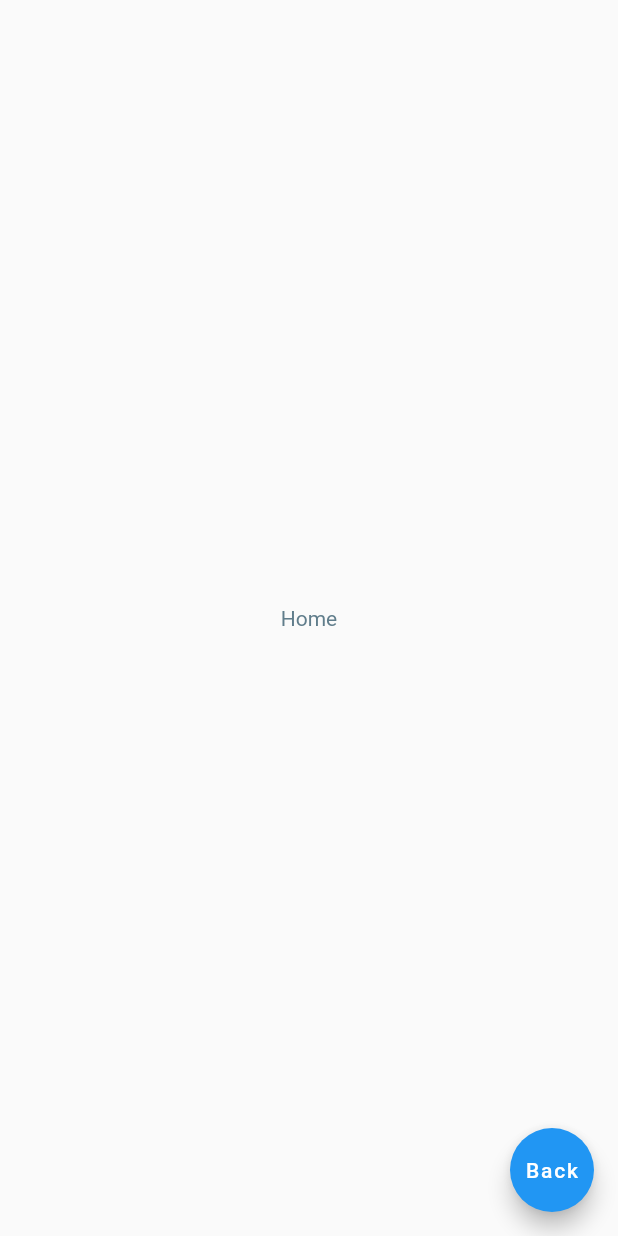
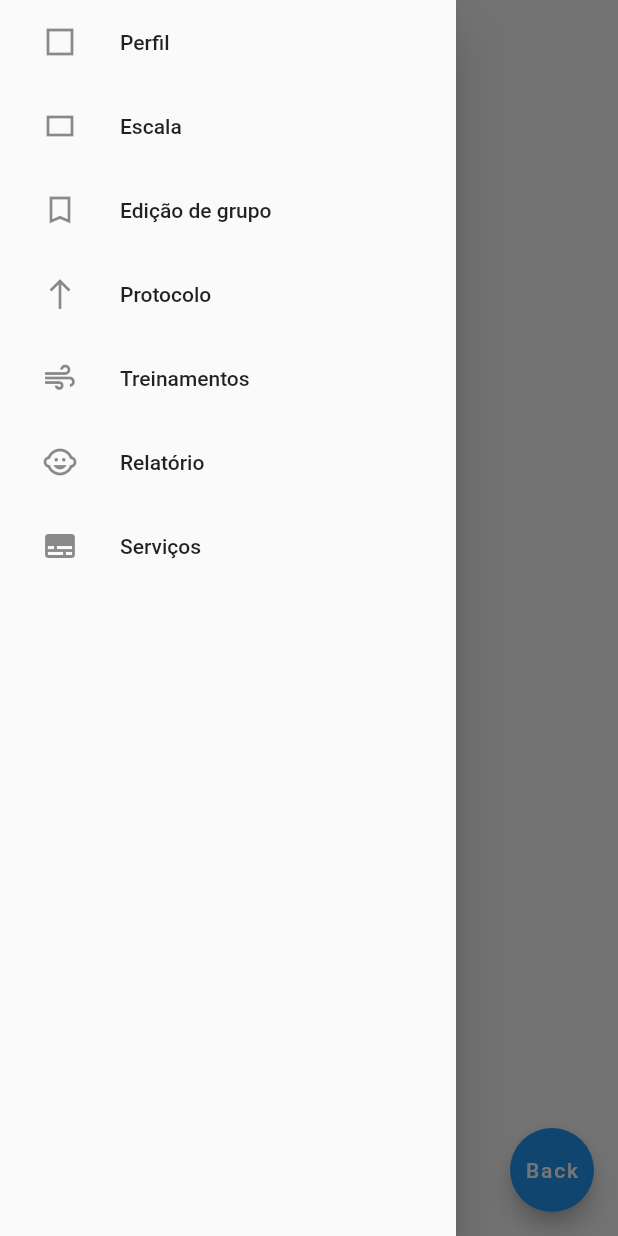
Before and after one commit to MrHenri/ccms, a Flutter app: the HomePage screen opened by its route, with the side drawer open (before the commit the screen has no drawer), on a phone screen of 412 x 824 dp. Run offline on Flutter 3.47's test engine with Material 2 defaults, Android fonts, the phone set to English and light mode, and no system bars; our stand-ins replace cloud_firestore, date_format, firebase_auth, flutter_spinkit; accounts and stored records are empty.

Commit message:
Update home_page.dart

```diff
--- a/lib/frontend/pages/home_page.dart
+++ b/lib/frontend/pages/home_page.dart
@@ -9,12 +9,119 @@ class HomePage extends StatefulWidget {
   _HomePageState createState() => _HomePageState();
 }
 
+final GlobalKey<ScaffoldState> _scaffoldKey = GlobalKey<ScaffoldState>();
+
 class _HomePageState extends State<HomePage> {
   @override
   Widget build(BuildContext context) {
     return Scaffold(
-      body: Center(
-        child: Text("Home", style: TextStyle(color: Colors.blueGrey),),
+      key: _scaffoldKey,
+      drawer: Drawer(
+        child: ListView(
+          children: <Widget>[
+            ListTile(
+              title: Text("Perfil"),
+              leading: Builder(
+                builder: (BuildContext context){
+                  return IconButton(
+                    icon: Icon(IconData(59475, fontFamily: 'MaterialIcons'),),
+                    onPressed: () {_scaffoldKey.currentState.openDrawer();},
+                  );
+                },
+              ),
+
+            ),
+            ListTile(
+              title: Text("Escala"),
+              leading: Builder(
+                builder: (BuildContext context){
+                  return IconButton(
+                    icon: Icon(IconData(59555, fontFamily: 'MaterialIcons'),),
+                    onPressed: () {_scaffoldKey.currentState.openDrawer();},
+                  );
+                },
+              ),
+
+            ),
+            ListTile(
+              title: Text("Edição de grupo"),
+              leading: Builder(
+                builder: (BuildContext context){
+                  return IconButton(
+                    icon: Icon(IconData(59376, fontFamily: 'MaterialIcons'),),
+                    onPressed: () {_scaffoldKey.currentState.openDrawer();},
+                  );
+                },
+              ),
+
+            ),
+            ListTile(
+              title: Text("Protocolo"),
+              leading: Builder(
+                builder: (BuildContext context){
+                  return IconButton(
+                    icon: Icon(IconData(60219, fontFamily: 'MaterialIcons'),),
+                    onPressed: () {_scaffoldKey.currentState.openDrawer();},
+                  );
+                },
+              ),
+
+            ),
+            ListTile(
+              title: Text("Treinamentos"),
+              leading: Builder(
+                builder: (BuildContext context){
+                  return IconButton(
+                    icon: Icon(IconData(57444, fontFamily: 'MaterialIcons'),),
+                    onPressed: () {_scaffoldKey.currentState.openDrawer();},
+                  );
+                },
+              ),
+
+            ),
+            ListTile(
+              title: Text("Relatório"),
+              leading: Builder(
+                builder: (BuildContext context){
+                  return IconButton(
+                    icon: Icon(IconData(59485, fontFamily: 'MaterialIcons', matchTextDirection: true),),
+                    onPressed: () {_scaffoldKey.currentState.openDrawer();},
+                  );
+                },
+              ),
+
+            ),
+            ListTile(
+              title: Text("Serviços"),
+              leading: Builder(
+                builder: (BuildContext context){
+                  return IconButton(
+                    icon: Icon(IconData(58905, fontFamily: 'MaterialIcons'),),
+                    onPressed: () {_scaffoldKey.currentState.openDrawer();},
+                  );
+                },
+              ),
+
+            ),
+          ],
+        ),
+      ),
+      body: Stack(
+        children: <Widget>[
+          new Center(
+            child: new Column(
+              children: <Widget>[],
+            ),
+          ),
+          Positioned(
+            left: 10,
+            top: 20,
+            child: IconButton(
+              icon: Icon(Icons.menu),
+              onPressed: () => _scaffoldKey.currentState.openDrawer(),
+            ),
+          ),
+        ],
       ),
       floatingActionButton: FloatingActionButton(
         onPressed: () {
```
